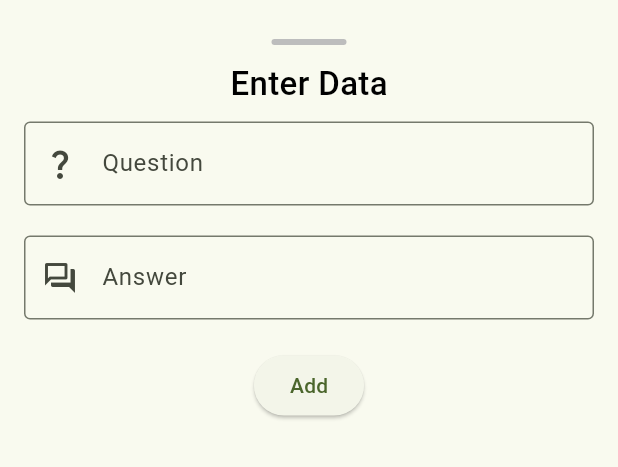
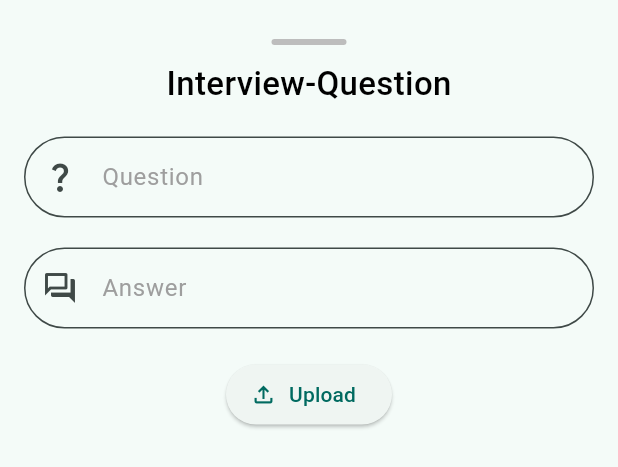
Before and after one commit to Vanshpanchal/Flutter, a Flutter app: what addmodal() shows on an empty page, opened directly, on a phone screen of 412 x 824 dp. Shown: the top 467 px of the screen. Run offline on Flutter 3.47's test engine with Material 3 defaults, Android fonts, the phone set to English and light mode, and no system bars; our stand-ins replace cloud_firestore, firebase_auth, firebase_core, get; accounts and stored records are empty; network calls fail.

```diff
--- a/lib/addmodal.dart
+++ b/lib/addmodal.dart
@@ -18,10 +18,13 @@ class _addmodalState extends State<addmodal> {
     try {
       var user = FirebaseAuth.instance.currentUser;
       String doc_id =
-          FirebaseFirestore.instance.collection('Question-Answer').doc().id;
+          FirebaseFirestore.instance
+              .collection('Question-Answer')
+              .doc()
+              .id;
       Map<String, dynamic> Data = {
-        'Question': _questionController.text,
-        'Answer': _answerController.text,
+        'Question': _questionController.text.trim().capitalizeFirst,
+        'Answer': _answerController.text.trim().capitalizeFirst ,
         'Uid': user?.uid,
         'Report': false,
         'docId': doc_id
@@ -30,7 +33,8 @@ class _addmodalState extends State<addmodal> {
           .collection("Question-Answer")
           .doc(doc_id)
           .set(Data)
-          .then((_) => {
+          .then((_) =>
+      {
         debugPrint("AddUser: User Added"),
         Get.showSnackbar(const GetSnackBar(
           title: "Question-Answer Added",
@@ -45,7 +49,6 @@ class _addmodalState extends State<addmodal> {
           .catchError((e) {
         debugPrint("AddUser  {$e}");
       });
-
     } on FirebaseAuthException catch (e) {
       ScaffoldMessenger.of(context)
           .showSnackBar(SnackBar(content: Text(e.code)));
@@ -58,8 +61,7 @@ class _addmodalState extends State<addmodal> {
   Widget build(BuildContext context) {
     return FractionallySizedBox(
         heightFactor: 0.8,
-    child:
-      Padding(
+        child: Padding(
           padding: const EdgeInsets.fromLTRB(16, 16, 16, 16),
           child: Column(
             mainAxisSize: MainAxisSize.max,
@@ -74,41 +76,65 @@ class _addmodalState extends State<addmodal> {
             ),
           ),
           const Text(
-            "Enter Data",
+            "Interview-Question",
             style: TextStyle(
-                color: Colors.black, fontSize: 22, fontWeight: FontWeight.w500),
+                color: Colors.black,
+                fontSize: 22,
+                fontWeight: FontWeight.w500),
           ),
-          SizedBox(height: 10),
+          SizedBox(height: 20),
               TextField(
                 controller: _questionController,
                 maxLength: null,
                 maxLines: 3,
+                enabled: true,
                 minLines: 1,
-            decoration: const InputDecoration(
-                border: OutlineInputBorder(),
-                labelText: 'Question',
-                prefixIcon: Icon(Icons.question_mark_outlined)),
+                decoration: InputDecoration(
+                  prefixIcon: Icon(Icons.question_mark_outlined),
+                  hintText: 'Question',
+                  hintStyle: const TextStyle(color: Colors.grey),
+                  filled: true,
+                  fillColor: Colors.transparent,
+                  border: OutlineInputBorder(
+                    borderRadius: BorderRadius.circular(30),
+
                   ),
+                  contentPadding:
+                  const EdgeInsets.symmetric(vertical: 15, horizontal: 20),
+                ),
+              ),
+
             SizedBox(height: 20),
             TextField(
               controller: _answerController,
-            maxLines: 15,
+              maxLines: 12,
               minLines: 1,
-            decoration: const InputDecoration(
-                border: OutlineInputBorder(),
-                labelText: 'Answer',
+              decoration: InputDecoration(
+                  border: OutlineInputBorder(
+                    borderRadius: BorderRadius.circular(30),
+                  ),
+                  contentPadding:
+                  const EdgeInsets.symmetric(vertical: 15, horizontal: 20),
+                  hintText: 'Answer',
+                  hintStyle: TextStyle(color: Colors.grey),
+                  filled: true,
+                  fillColor: Colors.transparent,
                   prefixIcon: Icon(Icons.question_answer_outlined)),
+
             ),
             SizedBox(height: 20),
-          ElevatedButton(
+            ElevatedButton.icon(
+              icon: Icon(Icons.file_upload_outlined),
               onPressed: () {
                 addQA();
                 Navigator.pop(context);
               },
-            child: Text('Add'),
+              label: Text('Upload'),
             ),
             ],
           ),
-      ) );
+        ));
   }
+
+
 }
--- a/lib/main.dart
+++ b/lib/main.dart
@@ -19,7 +19,7 @@ class MyApp extends StatelessWidget {
     return GetMaterialApp(
         title: 'Flutter Demo',
         theme: ThemeData(
-          colorScheme: ColorScheme.fromSeed(seedColor: Colors.lightGreenAccent),
+          colorScheme: ColorScheme.fromSeed(seedColor: Colors.teal),
           useMaterial3: true,
         ),
         home: wrapper()
```
Also changed, not shown: lib/explore.dart (+42 -4 lines), lib/previewmodal.dart (added, +84 -0 lines). Lines whose indentation alone changed are shown as unchanged.
